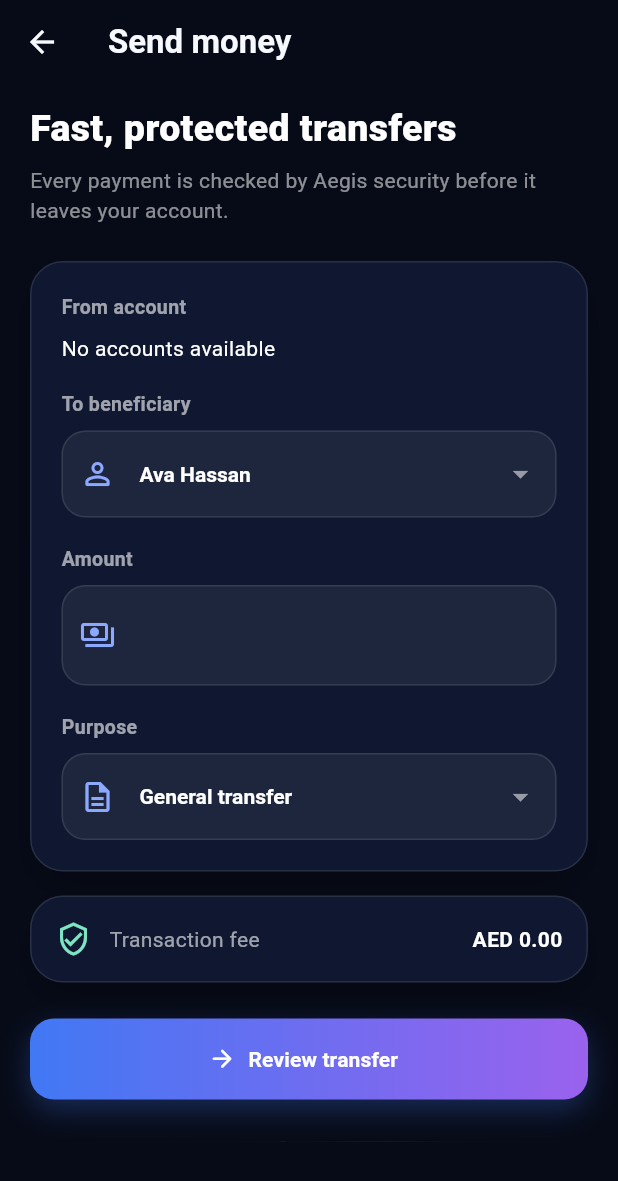
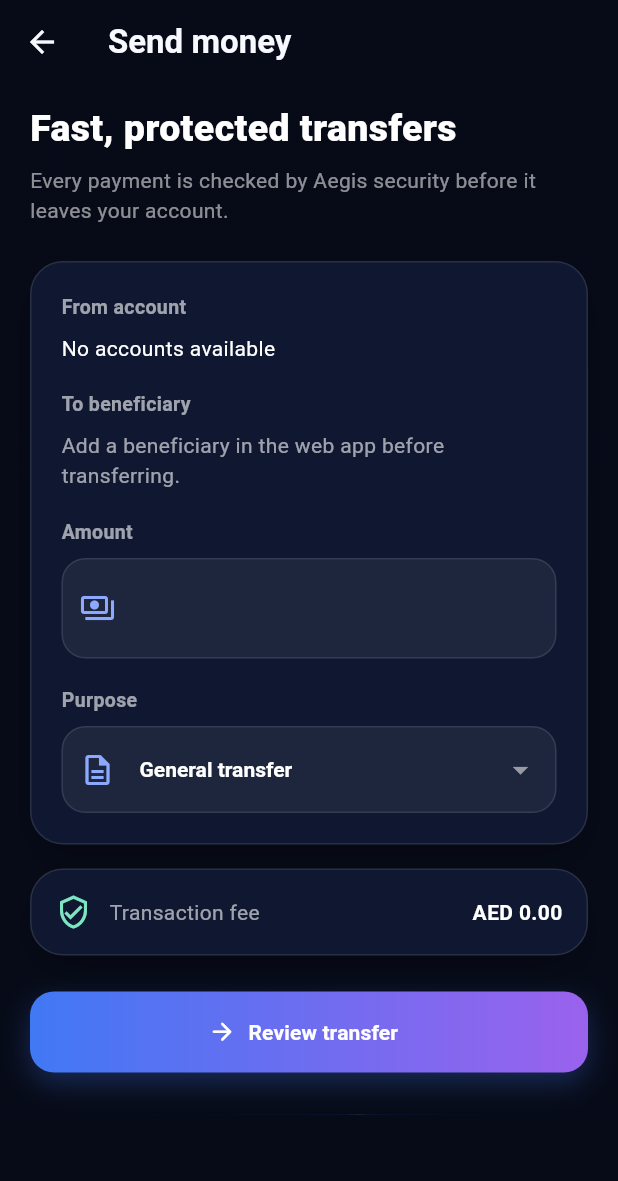
Before and after one commit to lakaThabrew/aegis-Finance, a Flutter app: the TransferScreen screen opened directly, after a tap on "Review transfer", on a phone screen of 412 x 824 dp. Shown: the top 1181 px of the screen. Run offline on Flutter 3.47's test engine with Material 3 defaults, Android fonts, the light colour scheme and no system bars; our stand-ins replace flutter_dotenv, flutter_markdown, flutter_secure_storage, google_generative_ai; accounts and stored records are empty; network calls fail.

Commit message:
feat: Update Mobile App screens and services

```diff
--- a/apps/aegis_mobile/lib/screens/transfer_screen.dart
+++ b/apps/aegis_mobile/lib/screens/transfer_screen.dart
@@ -16,8 +16,8 @@ class _TransferScreenState extends State<TransferScreen> {
   String? _fromAccount;
   String? _fromAccountRaw;
   List<Map<String, dynamic>> _accounts = [];
-
-  String _beneficiary = 'Ava Hassan';
+  List<Map<String, dynamic>> _beneficiaries = [];
+  String? _beneficiaryAccount;
   String _purpose = 'General transfer';
 
   @override
@@ -27,7 +27,9 @@ class _TransferScreenState extends State<TransferScreen> {
   }
 
   Future<void> _loadAccounts() async {
-    final data = await ApiService().getDashboardData();
+    final results = await Future.wait([ApiService().getDashboardData(), ApiService().getBeneficiaries()]);
+    final data = results[0] as Map<String, dynamic>;
+    final beneficiaries = results[1] as List<Map<String, dynamic>>;
     if (!mounted) return;
     setState(() {
       _accounts = List<Map<String, dynamic>>.from(data['accounts'] ?? []);
@@ -35,6 +37,8 @@ class _TransferScreenState extends State<TransferScreen> {
         _fromAccount = _accounts.first['number'];
         _fromAccountRaw = _accounts.first['rawNumber'];
       }
+      _beneficiaries = beneficiaries;
+      if (beneficiaries.isNotEmpty) _beneficiaryAccount = beneficiaries.first['beneficiaryAccountNumber']?.toString();
       _isLoadingAccounts = false;
     });
   }
@@ -46,7 +50,7 @@ class _TransferScreenState extends State<TransferScreen> {
   }
 
   Future<void> _processTransfer() async {
-    if (_fromAccountRaw == null) return;
+    if (_fromAccountRaw == null || _beneficiaryAccount == null) return;
 
     double? amount = double.tryParse(_amountController.text);
     if (amount == null || amount <= 0) {
@@ -56,10 +60,7 @@ class _TransferScreenState extends State<TransferScreen> {
 
     setState(() => _isProcessing = true);
 
-    // For demo, we are transferring to a hardcoded beneficiary account ID or just a dummy one
-    String dummyBeneficiaryAccount = "1234567890"; // In real app, fetch from beneficiary list
-
-    bool success = await ApiService().processTransfer(_fromAccountRaw!, dummyBeneficiaryAccount, amount);
+    bool success = await ApiService().processTransfer(_fromAccountRaw!, _beneficiaryAccount!, amount);
 
     if (!mounted) return;
     setState(() => _isProcessing = false);
@@ -106,7 +107,14 @@ class _TransferScreenState extends State<TransferScreen> {
                     ),
                   const SizedBox(height: 18),
                   _label('To beneficiary'),
-                  _select(value: _beneficiary, icon: Icons.person_outline_rounded, options: const ['Ava Hassan', 'Mohamed Khan'], onChanged: (v) => setState(() => _beneficiary = v!)),
+                  if (_isLoadingAccounts)
+                    const Center(child: CircularProgressIndicator())
+                  else if (_beneficiaries.isEmpty)
+                    const Text('Add a beneficiary in the web app before transferring.', style: TextStyle(color: Colors.white60))
+                  else
+                    _select(value: _beneficiaryAccount!, icon: Icons.person_outline_rounded, options: _beneficiaries.map((beneficiary) => beneficiary['beneficiaryAccountNumber'].toString()).toList(), onChanged: (v) => setState(() => _beneficiaryAccount = v!)),
+                  if (_beneficiaryAccount != null)
+                    Padding(padding: const EdgeInsets.only(top: 6), child: Text(_beneficiaries.firstWhere((beneficiary) => beneficiary['beneficiaryAccountNumber'].toString() == _beneficiaryAccount)['beneficiaryName'].toString(), style: const TextStyle(color: Colors.white54, fontSize: 12))),
                   const SizedBox(height: 18),
                   _label('Amount'),
                   TextField(
@@ -136,7 +144,7 @@ class _TransferScreenState extends State<TransferScreen> {
                 : AegisPrimaryButton(
                     label: 'Review transfer',
                     icon: Icons.arrow_forward_rounded,
-                    onPressed: (_accounts.isEmpty || _isLoadingAccounts) ? () {} : _processTransfer
+                    onPressed: (_accounts.isEmpty || _beneficiaries.isEmpty || _isLoadingAccounts) ? () {} : _processTransfer
                   ),
             ]),
           ),
--- a/apps/aegis_mobile/lib/services/api_service.dart
+++ b/apps/aegis_mobile/lib/services/api_service.dart
@@ -143,6 +143,18 @@ class ApiService {
     }
   }
 
+  Future<List<Map<String, dynamic>>> getBeneficiaries() async {
+    try {
+      final response = await _client.get(Uri.parse('$_coreBankingUrl/beneficiaries'));
+      if (response.statusCode != 200) return [];
+      final data = jsonDecode(response.body) as List<dynamic>;
+      return data.map((item) => Map<String, dynamic>.from(item as Map)).toList();
+    } catch (e) {
+      print('Error fetching beneficiaries: $e');
+      return [];
+    }
+  }
+
   Future<bool> processQrPayment(String merchantId, double amount) async {
     try {
       final accountsResponse = await _client.get(Uri.parse('$_coreBankingUrl/accounts'));
```
Also changed, not shown: apps/aegis_mobile/lib/screens/ai_assistant_screen.dart (+12 -2 lines).
